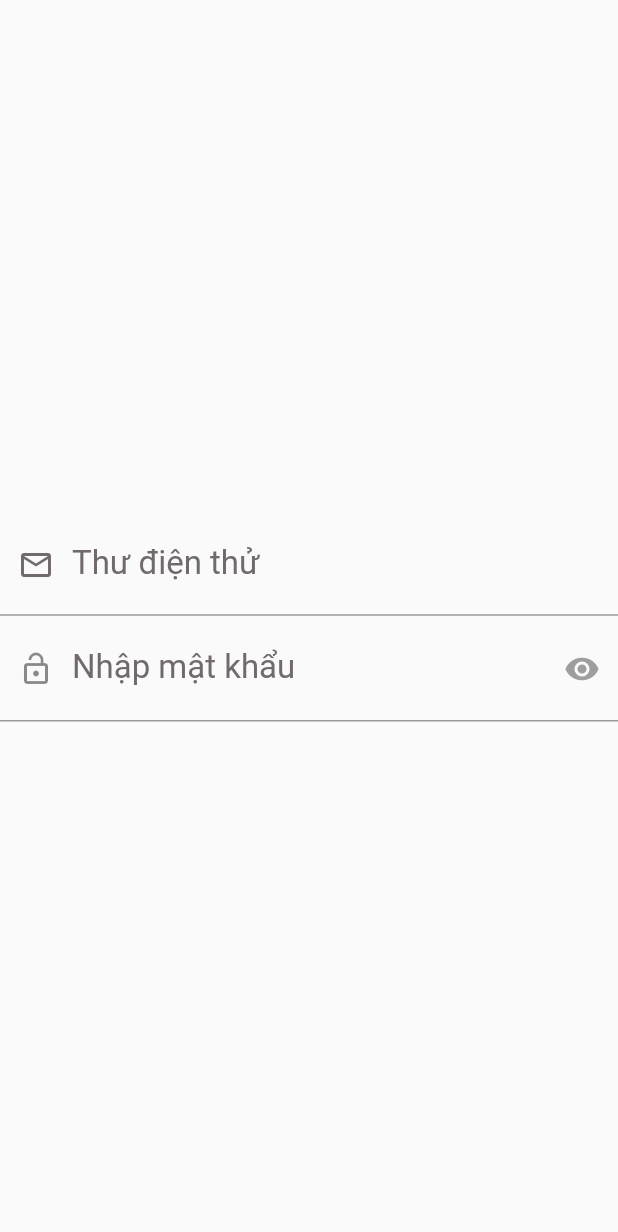
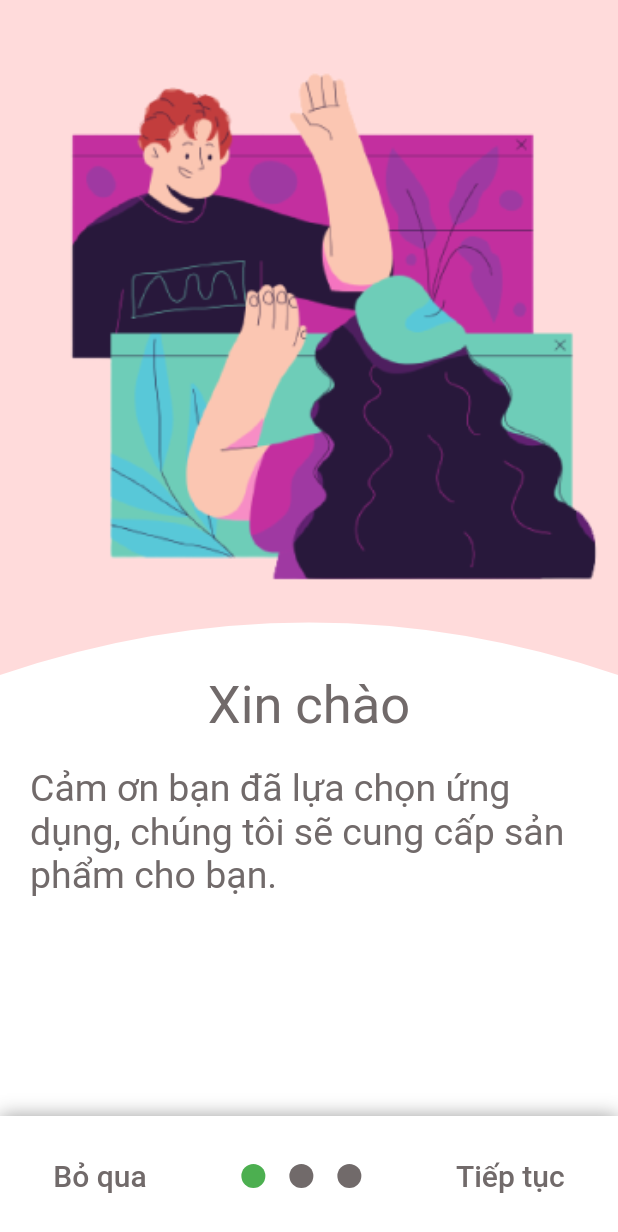
Before and after one commit to nhoaichuong2001/-dasd, a Flutter app: the screen it shows after launch, on a phone screen of 412 x 824 dp. Shown: the top 1232 px of the screen. Run offline on Flutter 3.47's test engine with Material 2 defaults, Android fonts, the light colour scheme and no system bars; drawn by our look-alikes of smooth_page_indicator.

Commit message:
add view

```diff
--- a/lib/constant.dart
+++ b/lib/constant.dart
@@ -5,3 +5,4 @@ const textColor = Color(0xFF716A6A);
 const backgroundAppBar = Color(0xFFFFDBDB);
 const padding = 20.0;
 const margin = 20.0;
+const background = Color(0xFFFFFFFF);
--- a/lib/main.dart
+++ b/lib/main.dart
@@ -1,4 +1,5 @@
-import 'package:app_thuc_pham/widgets.dart';
+import 'package:app_thuc_pham/views/welcome/welcome_page.dart';
+import 'package:app_thuc_pham/widgets/introduction_page.dart';
 import 'package:flutter/material.dart';
 
 void main() {
@@ -16,18 +17,7 @@ class MyApp extends StatelessWidget {
       theme: ThemeData(
         primarySwatch: Colors.blue,
       ),
-      home: Scaffold(
-        body: Column(
-          mainAxisAlignment: MainAxisAlignment.center,
-          mainAxisSize: MainAxisSize.max,
-          children: [
-            Center(
-              child: email(controller),
-            ),
-            password(controller: controller),
-          ],
-        ),
-      ),
+      home: const WelcomePage(),
     );
   }
 }
--- /dev/null
+++ b/lib/views/welcome/welcome_page.dart
@@ -0,0 +1,114 @@
+import 'package:app_thuc_pham/constant.dart';
+import 'package:app_thuc_pham/widgets.dart';
+import 'package:app_thuc_pham/widgets/introduction_page.dart';
+import 'package:flutter/material.dart';
+import 'package:smooth_page_indicator/smooth_page_indicator.dart';
+
+class WelcomePage extends StatefulWidget {
+  const WelcomePage({Key key}) : super(key: key);
+
+  @override
+  State<WelcomePage> createState() => _WelcomePageState();
+}
+
+class _WelcomePageState extends State<WelcomePage> {
+  final controller = PageController(initialPage: 0);
+  @override
+  void dispose() {
+    super.dispose();
+    controller.dispose();
+  }
+
+  @override
+  Widget build(BuildContext context) {
+    return Scaffold(
+      bottomNavigationBar: Container(
+        decoration: const BoxDecoration(
+          color: background,
+          boxShadow: [
+            BoxShadow(
+              blurRadius: 10,
+              offset: Offset(0, 0),
+              color: Colors.grey,
+            )
+          ],
+        ),
+        height: 80,
+        child: Row(
+          mainAxisAlignment: MainAxisAlignment.spaceAround,
+          children: [
+            textButton(
+                text: "Bỏ qua",
+                press: () {
+                  controller.jumpToPage(2);
+                }),
+            SmoothPageIndicator(
+              controller: controller,
+              count: 3,
+              effect: const WormEffect(
+                spacing: 16.0,
+                dotColor: textColor,
+                activeDotColor: Colors.green,
+              ),
+              onDotClicked: (index) => controller.animateToPage(index,
+                  duration: const Duration(seconds: 1),
+                  curve: Curves.easeInOut),
+            ),
+            textButton(
+                text: "Tiếp tục",
+                press: () {
+                  controller.nextPage(
+                      duration: const Duration(seconds: 1),
+                      curve: Curves.easeInOut);
+                }),
+          ],
+        ),
+      ),
+      backgroundColor: background,
+      body: PageView(
+        controller: controller,
+        children: [
+          IntroductionPage(
+            customClipPath: CustomClipPath(),
+            title: 'Xin chào',
+            subtitle:
+                'Cảm ơn bạn đã lựa chọn ứng dụng, chúng tôi sẽ cung cấp sản phẩm cho bạn.',
+            image: "assets/images/welcome/welcome1.png",
+          ),
+          IntroductionPage(
+            customClipPath: CustomClipPath(),
+            title: 'Chất lượng',
+            subtitle: 'Sản phẩm  của chúng tôi đạt chất cao.',
+            image: "assets/images/welcome/welcome2.png",
+          ),
+          IntroductionPage(
+            customClipPath: CustomClipPath(),
+            title: 'Đăng nhập',
+            subtitle: 'Hãy nhanh tay mua sắm nào, bạn còn chờ gì nữa .',
+            image: "assets/images/welcome/welcome3.png",
+          ),
+        ],
+      ),
+    );
+  }
+}
+
+class CustomClipPath extends CustomClipper<Path> {
+  @override
+  Path getClip(Size size) {
+    double w = size.width;
+    double h = size.height;
+    final path = Path();
+    //0.0 point 1
+    path.lineTo(0, h);
+    path.quadraticBezierTo(w * 0.5, h - 70, w, h);
+    path.lineTo(w, 0);
+    path.close();
+    return path;
+  }
+
+  @override
+  bool shouldReclip(covariant CustomClipper<Path> oldClipper) {
+    return false;
+  }
+}
--- a/lib/widgets.dart
+++ b/lib/widgets.dart
@@ -101,3 +101,27 @@ Widget input({controller, icon, text}) => TextFormField(
         return null;
       },
     );
+
+Widget button({String text}) => Container(
+      decoration: const BoxDecoration(
+          color: buttonColor,
+          borderRadius: BorderRadius.all(Radius.circular(30))),
+      height: 50,
+      width: 180,
+      child: Center(
+          child: Text(text,
+              style: const TextStyle(
+                fontSize: 20,
+                color: textColor,
+              ))),
+    );
+Widget textButton({String text, Function press}) => TextButton(
+      onPressed: press,
+      child: Text(
+        text,
+        style: const TextStyle(
+          fontSize: 20,
+          color: textColor,
+        ),
+      ),
+    );
--- /dev/null
+++ b/lib/widgets/introduction_page.dart
@@ -0,0 +1,66 @@
+import 'package:app_thuc_pham/constant.dart';
+import 'package:flutter/material.dart';
+
+class IntroductionPage extends StatefulWidget {
+  IntroductionPage(
+      {Key key, this.title, this.subtitle, this.image, this.customClipPath})
+      : super(key: key);
+  final String title, subtitle, image;
+  final CustomClipper<Path> customClipPath;
+  @override
+  State<IntroductionPage> createState() => _IntroductionPageState();
+}
+
+class _IntroductionPageState extends State<IntroductionPage> {
+  @override
+  Widget build(BuildContext context) {
+    return Scaffold(
+      backgroundColor: background,
+      body: Column(
+        children: [
+          ClipPath(
+            clipper: widget.customClipPath,
+            child: Container(
+              width: double.infinity,
+              height: 450,
+              color: backgroundAppBar,
+              child: Image.asset(
+                widget.image,
+                fit: BoxFit.cover,
+              ),
+            ),
+          ),
+          Expanded(
+            child: SizedBox(
+              height: double.infinity,
+              child: Column(
+                children: [
+                  Text(
+                    widget.title,
+                    style: const TextStyle(
+                      fontSize: 35.0,
+                      color: textColor,
+                    ),
+                  ),
+                  Container(
+                    padding: const EdgeInsets.all(padding),
+                    height: 70,
+                    child: Text(
+                      widget.subtitle,
+                      style: const TextStyle(
+                        fontSize: 25.0,
+                        color: textColor,
+                        overflow: TextOverflow.visible,
+                      ),
+                      maxLines: 3,
+                    ),
+                  ),
+                ],
+              ),
+            ),
+          ),
+        ],
+      ),
+    );
+  }
+}
--- a/pubspec.yaml
+++ b/pubspec.yaml
@@ -18,12 +18,13 @@ publish_to: "none" # Remove this line if you wish to publish to pub.dev
 version: 1.0.0+1
 
 environment:
-  sdk: ">=2.7.0 <3.0.0"
+  sdk: ">=2.10.0 <3.0.0"
 
 dependencies:
   flutter:
     sdk: flutter
   cupertino_icons: ^1.0.2
+  smooth_page_indicator:
 
 dev_dependencies:
   flutter_test:
@@ -35,7 +36,7 @@ flutter:
 
   # To add assets to your application, add an assets section, like this:
   assets:
-    - assets/images/
+    - assets/images/welcome/
 
   # An image asset can refer to one or more resolution-specific "variants", see
   # https://flutter.dev/assets-and-images/#resolution-aware.
```
Also changed, not shown: assets/images/welcome/welcome1.png (added), assets/images/welcome/welcome2.png (added), assets/images/welcome/welcome3.png (added), pubspec.lock.
